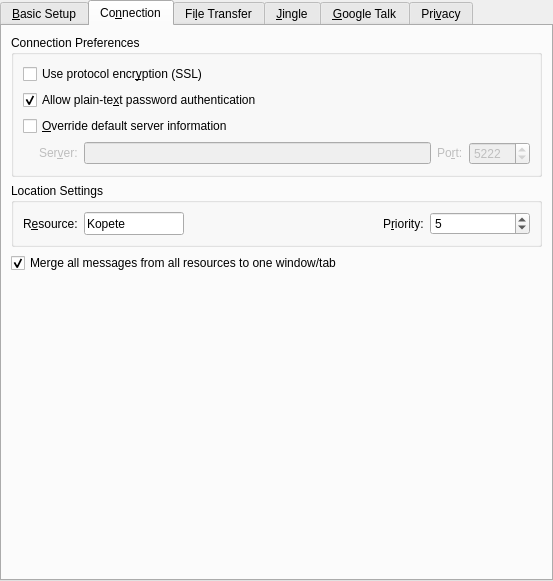
First picture: the form in protocols/jabber/ui/dlgjabbereditaccountwidget.ui, repository KDE/kopete, before the edit.
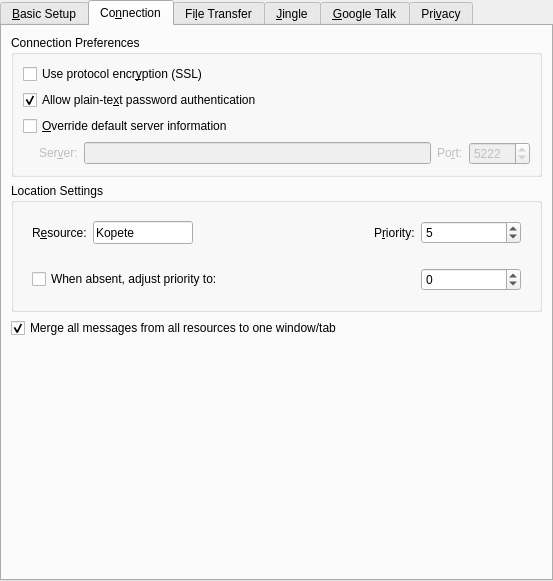
Second picture: the form after the edit. The open tabs and pages were chosen to show the change. Custom widgets are drawn as their Qt base class.

Commit message:
Automatically adjust Jabber priority based on the presence state.
From the original patch description:
"This patch adds the ability to adjust the priority of a jabber resource when
going to an "away" state. This can be used to "redirect" messages to a
different resource (e.g an IM client on a mobile device) base on the presence
state of kopete."

See http://reviewboard.kde.org/r/4274/

Patch from Ralf Haferkamp, thanks!

FEATURE: 97998
GUI:

The edit to the form file:
```diff
--- a/protocols/jabber/ui/dlgjabbereditaccountwidget.ui
+++ b/protocols/jabber/ui/dlgjabbereditaccountwidget.ui
@@ -467,6 +467,8 @@
          <property name="title" >
           <string>Location Settings</string>
          </property>
+         <layout class="QVBoxLayout" name="verticalLayout_5">
+          <item>
          <layout class="QHBoxLayout" >
           <property name="spacing" >
            <number>6</number>
@@ -585,6 +587,60 @@
              <number>5</number>
             </property>
            </widget>
+          </item>
+         </layout>
+          </item>
+          <item>
+           <layout class="QHBoxLayout" name="horizontalLayout_4">
+            <property name="spacing">
+             <number>6</number>
+            </property>
+            <property name="margin" >
+             <number>9</number>
+            </property>
+            <item>
+             <widget class="QCheckBox" name="cbAdjustPriority">
+              <property name="text">
+               <string>When absent, adjust priority to:</string>
+              </property>
+             </widget>
+            </item>
+            <item>
+             <spacer name="horizontalSpacer">
+              <property name="orientation">
+               <enum>Qt::Horizontal</enum>
+              </property>
+              <property name="sizeHint" stdset="0">
+               <size>
+                <width>40</width>
+                <height>20</height>
+               </size>
+              </property>
+             </spacer>
+            </item>
+            <item>
+             <widget class="QSpinBox" name="mAwayPriority">
+              <property name="sizePolicy">
+               <sizepolicy hsizetype="Fixed" vsizetype="Fixed">
+                <horstretch>0</horstretch>
+                <verstretch>0</verstretch>
+               </sizepolicy>
+              </property>
+              <property name="minimumSize">
+               <size>
+                <width>100</width>
+                <height>0</height>
+               </size>
+              </property>
+              <property name="minimum">
+               <number>-127</number>
+              </property>
+              <property name="maximum">
+               <number>128</number>
+              </property>
+             </widget>
+            </item>
+           </layout>
           </item>
          </layout>
         </widget>
```
The commit also changes 3 other files.
